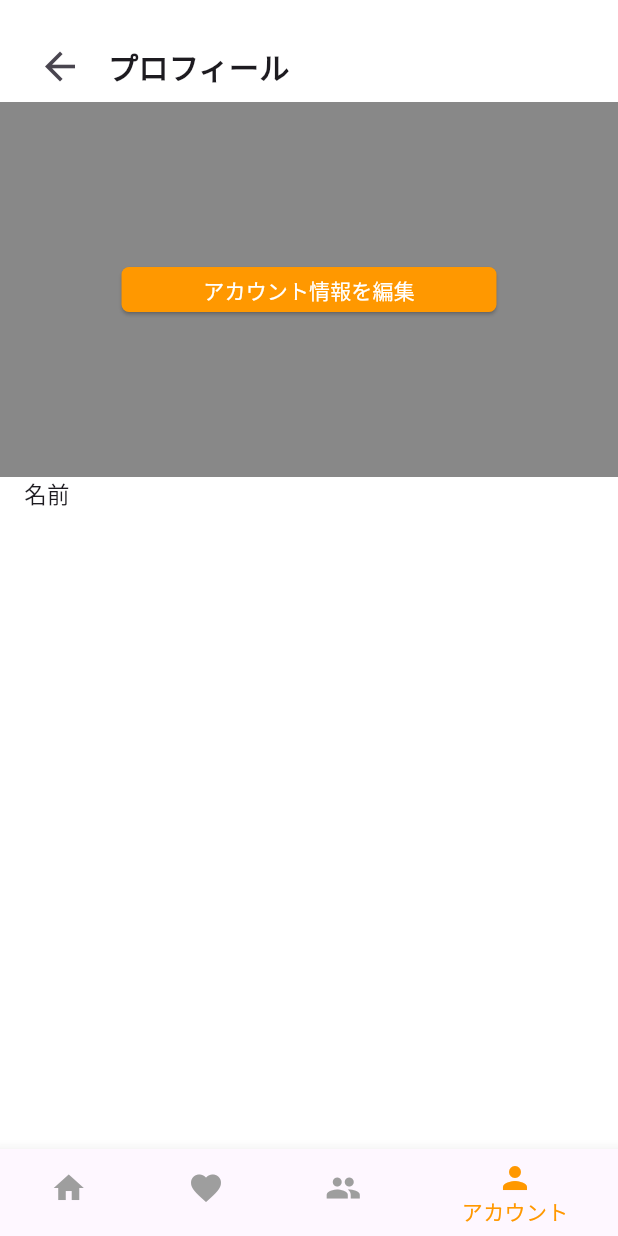
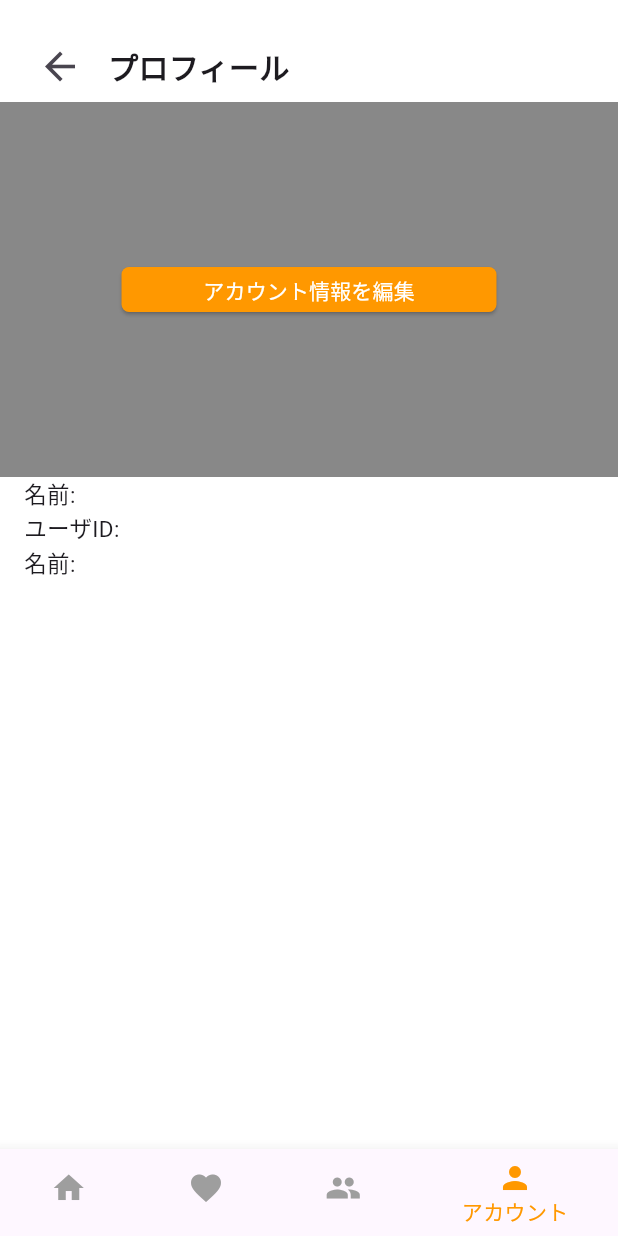
Before and after one commit to Ktento/breman-front, a Flutter app: the AccountProfile screen opened directly, on a phone screen of 412 x 824 dp. Run offline on Flutter 3.47's test engine with Material 3 defaults, Android fonts, the phone set to English and light mode, and no system bars; missing offline and left inert: dart:ffi; network calls fail.

Commit message:
名前、ユーザIDの表示

```diff
--- a/lib/account_profile.dart
+++ b/lib/account_profile.dart
@@ -1,6 +1,8 @@
 import 'package:flutter/material.dart';
 import 'profile_edit.dart';
 import 'main.dart';
+import 'login.dart';
+import 'login.dart' as global;
 
 class AccountProfile extends StatefulWidget {
   @override
@@ -67,7 +69,6 @@ class _AccountProfileState extends State<AccountProfile> {
                         builder: (context) => ProfileEdit(),
                       ),
                     );
-
                   },
                 ),
               ),
@@ -82,7 +83,47 @@ class _AccountProfileState extends State<AccountProfile> {
                       child: Padding(
                         padding: const EdgeInsets.only(left: 16.0),
                         child: Text(
-                          '名前',
+                          '名前:' + user_name,
+                          style: TextStyle(
+                            fontSize: 15,
+                          ),
+                        ),
+                      ),
+                    ),
+                  ),
+                ],
+              ),
+            ),
+             Container(
+              child: Row(
+                children: [
+                  Expanded(
+                    child: Align(
+                      alignment: Alignment.centerLeft,
+                      child: Padding(
+                        padding: const EdgeInsets.only(left: 16.0),
+                        child: Text(
+                          'ユーザID:' + user_id,
+                          style: TextStyle(
+                            fontSize: 15,
+                          ),
+                        ),
+                      ),
+                    ),
+                  ),
+                ],
+              ),
+            ),
+             Container(
+              child: Row(
+                children: [
+                  Expanded(
+                    child: Align(
+                      alignment: Alignment.centerLeft,
+                      child: Padding(
+                        padding: const EdgeInsets.only(left: 16.0),
+                        child: Text(
+                          '名前:' + user_name,
                           style: TextStyle(
                             fontSize: 15,
                           ),
--- a/lib/login.dart
+++ b/lib/login.dart
@@ -1,7 +1,14 @@
 import 'package:bremen_fe/new_account.dart';
 import 'package:flutter/material.dart';
 import 'new_account.dart';
+import 'main.dart';
+import 'main.dart' as global;
 import 'api.dart';
+
+//グローバル変数
+int id = 0;
+String user_id = "";
+String user_name = "";
 
 class Login extends StatefulWidget {
   @override
@@ -91,6 +98,19 @@ class _LoginState extends State<Login> {
                     //response[2]->user_name(名前)
                     print('ログインリクエストを送信しました');
                     print(response[1]);
+
+                    //変数に格納
+                    id = response[0];
+                    user_id = response[1];
+                    user_name = response[2];
+
+                    //login状態をキープ
+                    login = true;
+
+                    //ホーム画面に自動遷移
+                    Navigator.push(context, MaterialPageRoute(builder: (context) => MyHomePage()));
+
+
                   } catch (e) {
                     print('ログイン中にエラーが発生しました: $e');
                   }
```
